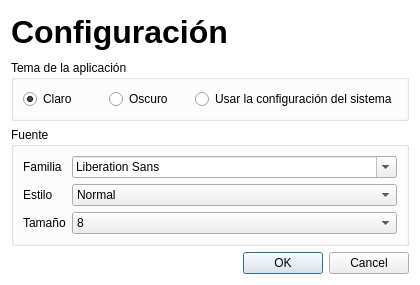
The window that app/ui/Settings.ui (caicesardev/Notepy) describes before a commit, drawn with Qt 5.
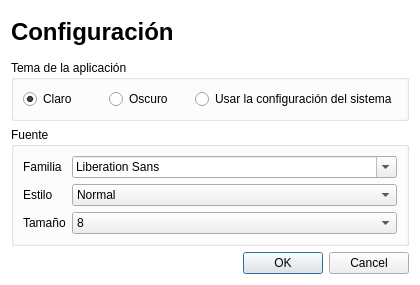
The same window after the commit.

Commit message: Updated UI and added tear off to menus

```diff
--- a/app/ui/Settings.ui
+++ b/app/ui/Settings.ui
@@ -38,7 +38,7 @@
       </size>
      </property>
      <property name="text">
-      <string>&lt;html&gt;&lt;head/&gt;&lt;body&gt;&lt;p&gt;&lt;span style=&quot; font-size:24pt; font-weight:700; color:#000000;&quot;&gt;Configuración&lt;/span&gt;&lt;/p&gt;&lt;/body&gt;&lt;/html&gt;</string>
+      <string>&lt;html&gt;&lt;head/&gt;&lt;body&gt;&lt;p&gt;&lt;span style=&quot; font-size:18pt; font-weight:700; color:#000000;&quot;&gt;Configuración&lt;/span&gt;&lt;/p&gt;&lt;/body&gt;&lt;/html&gt;</string>
      </property>
     </widget>
    </item>
```
The commit also changes 4 other files.
